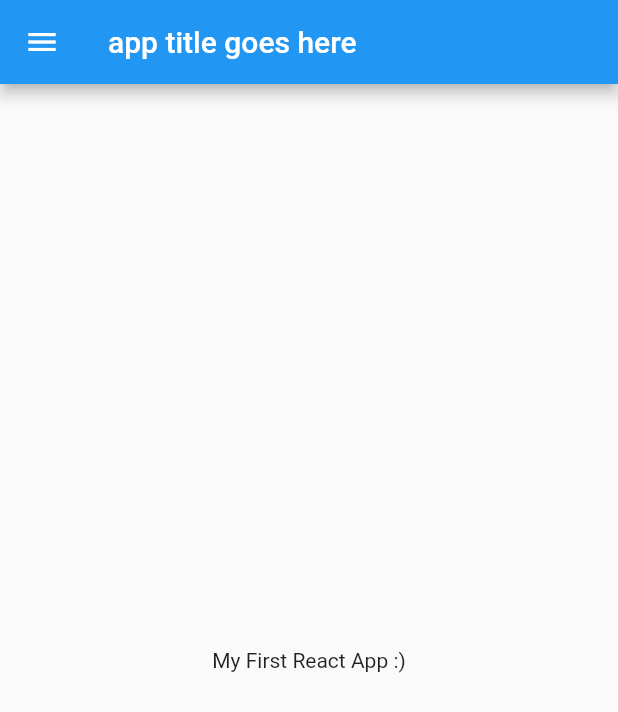
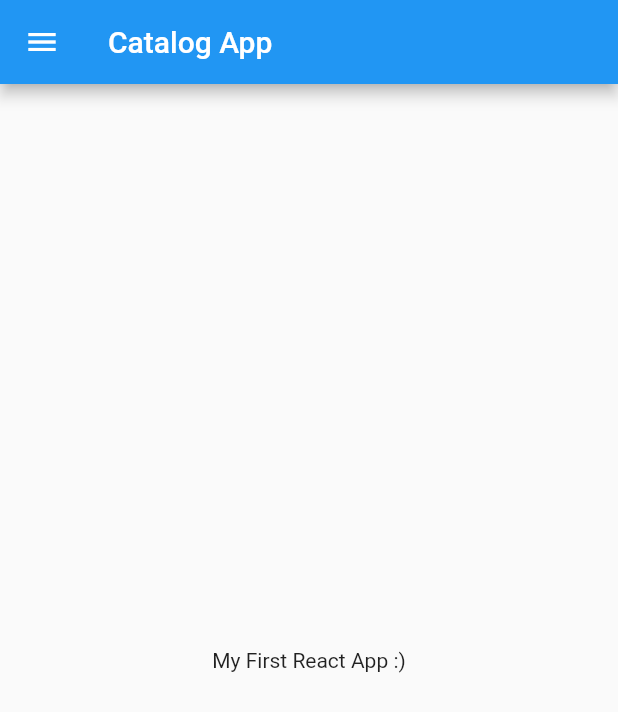
Before and after one commit to godsmith53/flutter, a Flutter app: the screen it shows after launch, on a phone screen of 412 x 824 dp. Shown: the top 712 px of the screen. Run offline on Flutter 3.47's test engine with Material 2 defaults, Android fonts, the phone set to English and light mode, and no system bars.

Commit message:
day2 done

```diff
--- a/lib/homepage.dart
+++ b/lib/homepage.dart
@@ -9,7 +9,7 @@ class homepage extends StatelessWidget {
 
     return Scaffold(
       appBar: AppBar(
-        title: const Text("app title goes here"),
+        title: const Text("Catalog App"),
       ),
       body:Center(child:Container(
       child: const Text("My First React App :)"),
```
